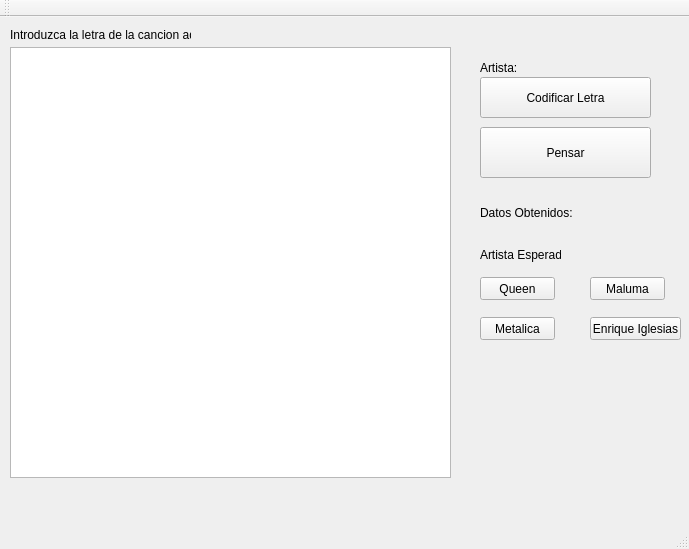
Marcomora99/TareaProgramada4, file mainwindow.ui: the form before one commit.
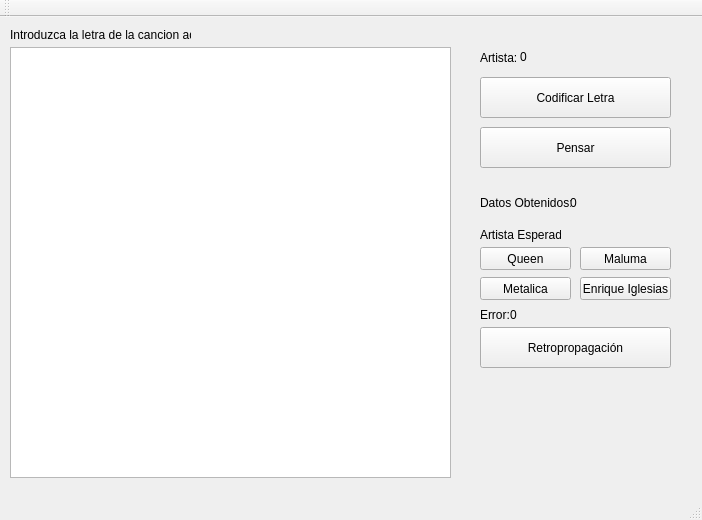
The form after the commit.

```diff
--- a/mainwindow.ui
+++ b/mainwindow.ui
@@ -6,8 +6,8 @@
    <rect>
     <x>0</x>
     <y>0</y>
-    <width>689</width>
-    <height>549</height>
+    <width>702</width>
+    <height>520</height>
    </rect>
   </property>
   <property name="windowTitle">
@@ -40,14 +40,14 @@
    <widget class="QLabel" name="label_2">
     <property name="geometry">
      <rect>
-      <x>480</x>
+      <x>520</x>
       <y>30</y>
       <width>161</width>
-      <height>41</height>
+      <height>20</height>
      </rect>
     </property>
     <property name="text">
-     <string>Artista:</string>
+     <string>0</string>
     </property>
    </widget>
    <widget class="QPushButton" name="pushButton">
@@ -55,7 +55,7 @@
      <rect>
       <x>480</x>
       <y>60</y>
-      <width>171</width>
+      <width>191</width>
       <height>41</height>
      </rect>
     </property>
@@ -68,8 +68,8 @@
      <rect>
       <x>480</x>
       <y>110</y>
-      <width>171</width>
-      <height>51</height>
+      <width>191</width>
+      <height>41</height>
      </rect>
     </property>
     <property name="text">
@@ -79,21 +79,21 @@
    <widget class="QLabel" name="label_3">
     <property name="geometry">
      <rect>
-      <x>480</x>
-      <y>170</y>
-      <width>171</width>
+      <x>570</x>
+      <y>160</y>
+      <width>61</width>
       <height>51</height>
      </rect>
     </property>
     <property name="text">
-     <string>Datos Obtenidos:</string>
+     <string>0</string>
     </property>
    </widget>
    <widget class="QLabel" name="label_4">
     <property name="geometry">
      <rect>
       <x>480</x>
-      <y>230</y>
+      <y>210</y>
       <width>81</width>
       <height>16</height>
      </rect>
@@ -106,8 +106,8 @@
     <property name="geometry">
      <rect>
       <x>480</x>
-      <y>260</y>
-      <width>75</width>
+      <y>230</y>
+      <width>91</width>
       <height>23</height>
      </rect>
     </property>
@@ -118,9 +118,9 @@
    <widget class="QPushButton" name="pushButton_4">
     <property name="geometry">
      <rect>
-      <x>590</x>
-      <y>260</y>
-      <width>75</width>
+      <x>580</x>
+      <y>230</y>
+      <width>91</width>
       <height>23</height>
      </rect>
     </property>
@@ -132,8 +132,8 @@
     <property name="geometry">
      <rect>
       <x>480</x>
-      <y>300</y>
-      <width>75</width>
+      <y>260</y>
+      <width>91</width>
       <height>23</height>
      </rect>
     </property>
@@ -144,8 +144,8 @@
    <widget class="QPushButton" name="pushButton_6">
     <property name="geometry">
      <rect>
-      <x>590</x>
-      <y>300</y>
+      <x>580</x>
+      <y>260</y>
       <width>91</width>
       <height>23</height>
      </rect>
@@ -154,6 +154,71 @@
      <string>Enrique Iglesias</string>
     </property>
    </widget>
+   <widget class="QLabel" name="label_5">
+    <property name="geometry">
+     <rect>
+      <x>480</x>
+      <y>290</y>
+      <width>47</width>
+      <height>16</height>
+     </rect>
+    </property>
+    <property name="text">
+     <string>Error:</string>
+    </property>
+   </widget>
+   <widget class="QLabel" name="label_6">
+    <property name="geometry">
+     <rect>
+      <x>510</x>
+      <y>290</y>
+      <width>161</width>
+      <height>16</height>
+     </rect>
+    </property>
+    <property name="text">
+     <string>0</string>
+    </property>
+   </widget>
+   <widget class="QLabel" name="label_7">
+    <property name="geometry">
+     <rect>
+      <x>480</x>
+      <y>30</y>
+      <width>47</width>
+      <height>21</height>
+     </rect>
+    </property>
+    <property name="text">
+     <string>Artista:</string>
+    </property>
+   </widget>
+   <widget class="QLabel" name="label_8">
+    <property name="geometry">
+     <rect>
+      <x>480</x>
+      <y>160</y>
+      <width>91</width>
+      <height>51</height>
+     </rect>
+    </property>
+    <property name="text">
+     <string>Datos Obtenidos:</string>
+    </property>
+   </widget>
+   <widget class="QPushButton" name="pushButton_7">
+    <property name="geometry">
+     <rect>
+      <x>480</x>
+      <y>310</y>
+      <width>191</width>
+      <height>41</height>
+     </rect>
+    </property>
+    <property name="text">
+     <string>Retropropagación</string>
+    </property>
+   </widget>
   </widget>
   <widget class="QMenuBar" name="menuBar">
    <property name="geometry">
```
Left out of the diff: 2 changed lines with no effect on the pictures.
